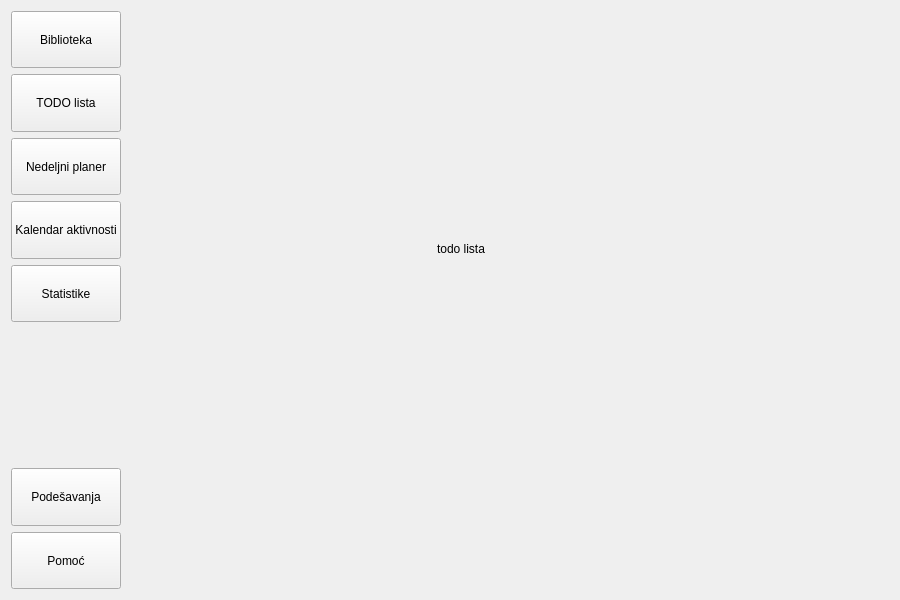
The window that app/forms/mainwindow.ui (bogdans55/StudySphere) describes before a commit, drawn with Qt 5.
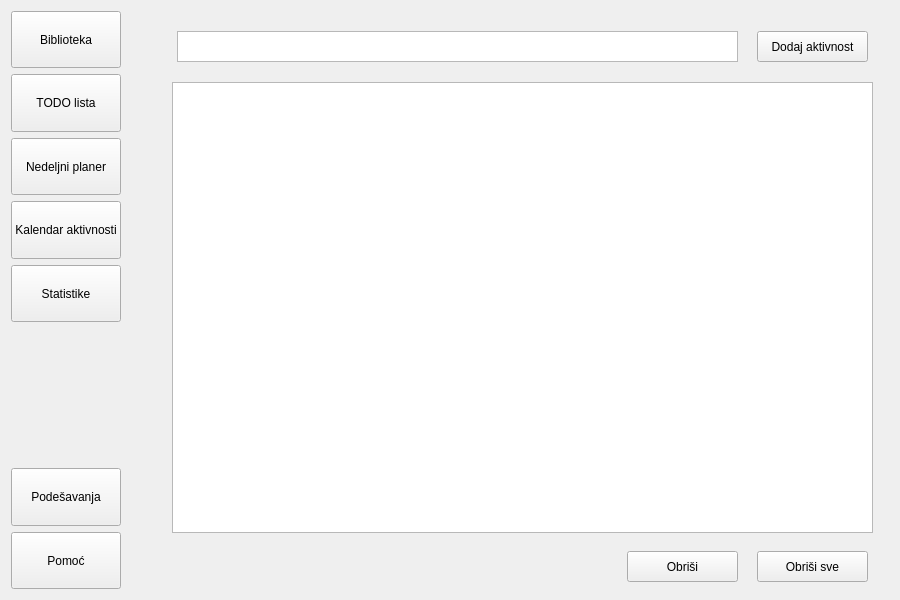
The same window after the commit. The open tabs and pages were chosen to show the change.

Commit message: Edited todo form in the main window

What changed in the file:
```diff
--- a/app/forms/mainwindow.ui
+++ b/app/forms/mainwindow.ui
@@ -179,17 +179,63 @@
       </layout>
      </widget>
      <widget class="QWidget" name="todoPage">
-      <widget class="QLabel" name="label_9">
+      <widget class="QPushButton" name="pushButton">
        <property name="geometry">
         <rect>
-         <x>270</x>
-         <y>230</y>
-         <width>49</width>
-         <height>16</height>
+         <x>590</x>
+         <y>20</y>
+         <width>111</width>
+         <height>31</height>
         </rect>
        </property>
        <property name="text">
-        <string>todo lista</string>
+        <string>Dodaj aktivnost</string>
+       </property>
+      </widget>
+      <widget class="QListWidget" name="listWidget">
+       <property name="geometry">
+        <rect>
+         <x>5</x>
+         <y>71</y>
+         <width>701</width>
+         <height>451</height>
+        </rect>
+       </property>
+      </widget>
+      <widget class="QTextEdit" name="textEdit">
+       <property name="geometry">
+        <rect>
+         <x>10</x>
+         <y>20</y>
+         <width>561</width>
+         <height>31</height>
+        </rect>
+       </property>
+      </widget>
+      <widget class="QPushButton" name="pushButton_2">
+       <property name="geometry">
+        <rect>
+         <x>460</x>
+         <y>540</y>
+         <width>111</width>
+         <height>31</height>
+        </rect>
+       </property>
+       <property name="text">
+        <string>Obriši</string>
+       </property>
+      </widget>
+      <widget class="QPushButton" name="pushButton_3">
+       <property name="geometry">
+        <rect>
+         <x>590</x>
+         <y>540</y>
+         <width>111</width>
+         <height>31</height>
+        </rect>
+       </property>
+       <property name="text">
+        <string>Obriši sve</string>
        </property>
       </widget>
      </widget>
```
Left out of the diff: 2 changed lines with no effect on the pictures.
